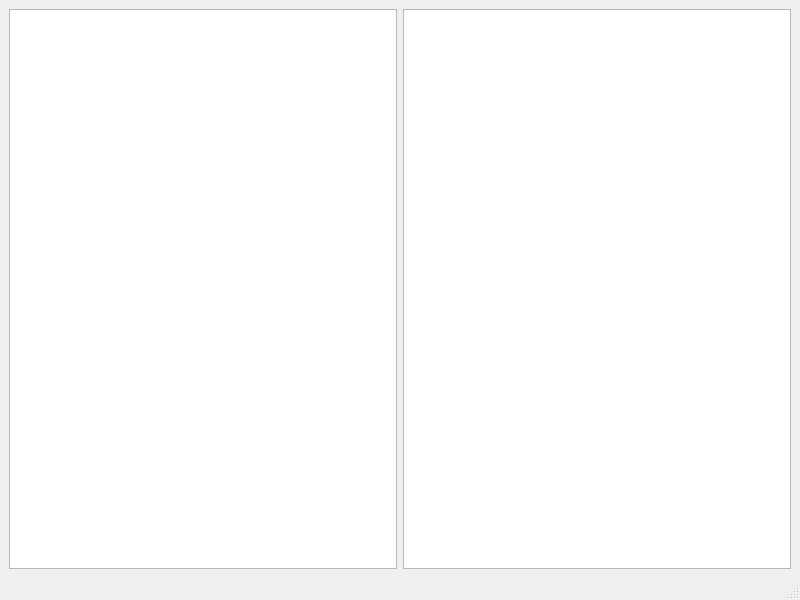
This is mainUI.ui in gaon-park/rc_car as Qt 5 draws it before an edit. The edited form follows.
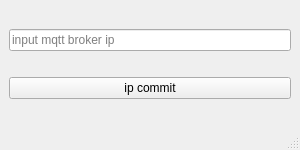
This is the edited form.

The edit to the form file:
```diff
--- a/mainUI.ui
+++ b/mainUI.ui
@@ -6,32 +6,47 @@
    <rect>
     <x>0</x>
     <y>0</y>
-    <width>800</width>
-    <height>600</height>
+    <width>300</width>
+    <height>150</height>
    </rect>
   </property>
+  <property name="minimumSize">
+   <size>
+    <width>300</width>
+    <height>150</height>
+   </size>
+  </property>
+  <property name="maximumSize">
+   <size>
+    <width>300</width>
+    <height>150</height>
+   </size>
+  </property>
   <property name="windowTitle">
    <string>MainWindow</string>
   </property>
   <widget class="QWidget" name="centralwidget">
    <layout class="QGridLayout" name="gridLayout">
-    <item row="0" column="2" colspan="2">
-     <widget class="QPlainTextEdit" name="logText">
+    <item row="0" column="0">
+     <widget class="QLineEdit" name="ipTxt">
       <property name="focusPolicy">
        <enum>Qt::NoFocus</enum>
       </property>
-      <property name="readOnly">
-       <bool>true</bool>
+      <property name="text">
+       <string/>
+      </property>
+      <property name="placeholderText">
+       <string>input mqtt broker ip</string>
       </property>
      </widget>
     </item>
-    <item row="0" column="0" colspan="2">
-     <widget class="QPlainTextEdit" name="sensingText">
+    <item row="1" column="0">
+     <widget class="QPushButton" name="commitBtn">
       <property name="focusPolicy">
        <enum>Qt::NoFocus</enum>
       </property>
-      <property name="readOnly">
-       <bool>true</bool>
+      <property name="text">
+       <string>ip commit</string>
       </property>
      </widget>
     </item>
```
Left out of the diff: 53 changed lines with no effect on the pictures.
